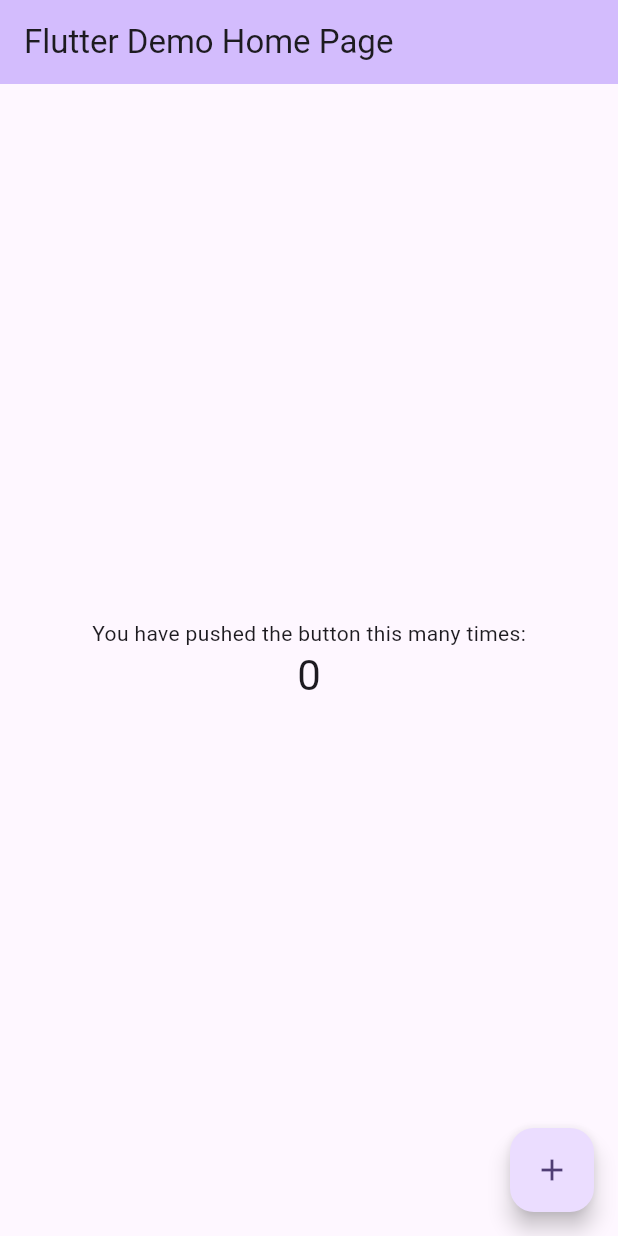
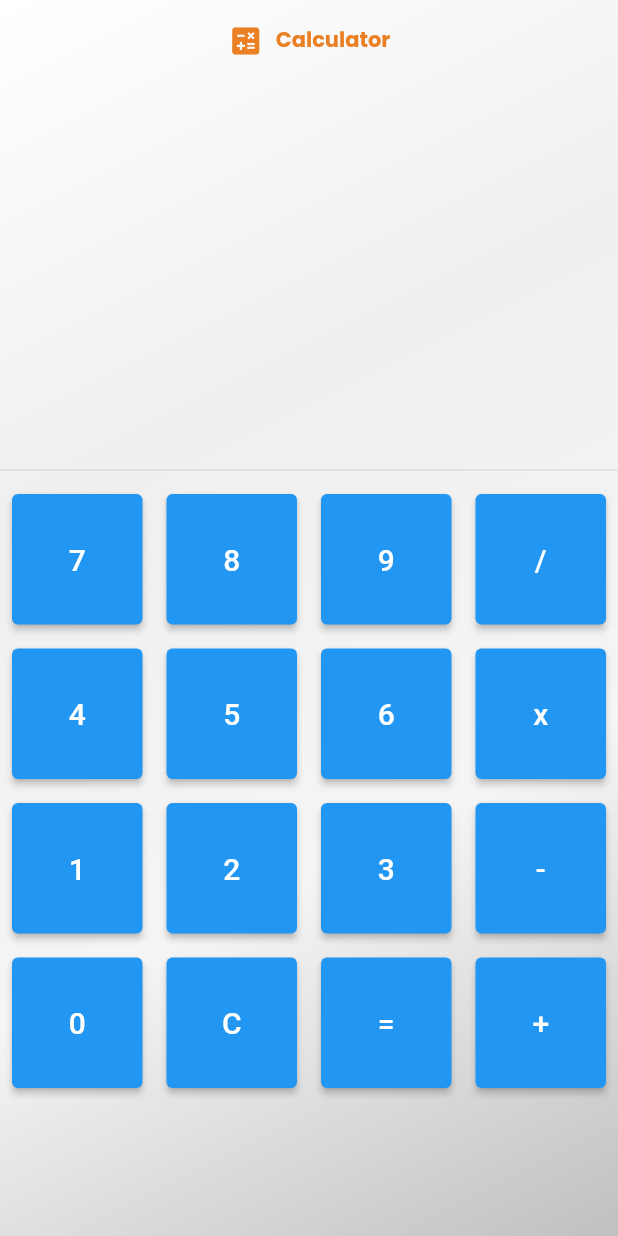
Before and after one commit to josephtossi/calculator, a Flutter app: the screen it shows after launch, on a phone screen of 412 x 824 dp. Run offline on Flutter 3.47's test engine with Material 2 defaults, Android fonts, the phone set to English and light mode, and no system bars; our stand-ins replace flutter_riverpod, google_fonts, math_expressions.

Commit message:
feat: calculator

```diff
--- a/lib/main.dart
+++ b/lib/main.dart
@@ -1,125 +1,5 @@
+import 'package:calculator/src/view/pages/calculator.dart';
 import 'package:flutter/material.dart';
+import 'package:flutter_riverpod/flutter_riverpod.dart';
 
-void main() {
-  runApp(const MyApp());
-}
-
-class MyApp extends StatelessWidget {
-  const MyApp({super.key});
-
-  // This widget is the root of your application.
-  @override
-  Widget build(BuildContext context) {
-    return MaterialApp(
-      title: 'Flutter Demo',
-      theme: ThemeData(
-        // This is the theme of your application.
-        //
-        // TRY THIS: Try running your application with "flutter run". You'll see
-        // the application has a blue toolbar. Then, without quitting the app,
-        // try changing the seedColor in the colorScheme below to Colors.green
-        // and then invoke "hot reload" (save your changes or press the "hot
-        // reload" button in a Flutter-supported IDE, or press "r" if you used
-        // the command line to start the app).
-        //
-        // Notice that the counter didn't reset back to zero; the application
-        // state is not lost during the reload. To reset the state, use hot
-        // restart instead.
-        //
-        // This works for code too, not just values: Most code changes can be
-        // tested with just a hot reload.
-        colorScheme: ColorScheme.fromSeed(seedColor: Colors.deepPurple),
-        useMaterial3: true,
-      ),
-      home: const MyHomePage(title: 'Flutter Demo Home Page'),
-    );
-  }
-}
-
-class MyHomePage extends StatefulWidget {
-  const MyHomePage({super.key, required this.title});
-
-  // This widget is the home page of your application. It is stateful, meaning
-  // that it has a State object (defined below) that contains fields that affect
-  // how it looks.
-
-  // This class is the configuration for the state. It holds the values (in this
-  // case the title) provided by the parent (in this case the App widget) and
-  // used by the build method of the State. Fields in a Widget subclass are
-  // always marked "final".
-
-  final String title;
-
-  @override
-  State<MyHomePage> createState() => _MyHomePageState();
-}
-
-class _MyHomePageState extends State<MyHomePage> {
-  int _counter = 0;
-
-  void _incrementCounter() {
-    setState(() {
-      // This call to setState tells the Flutter framework that something has
-      // changed in this State, which causes it to rerun the build method below
-      // so that the display can reflect the updated values. If we changed
-      // _counter without calling setState(), then the build method would not be
-      // called again, and so nothing would appear to happen.
-      _counter++;
-    });
-  }
-
-  @override
-  Widget build(BuildContext context) {
-    // This method is rerun every time setState is called, for instance as done
-    // by the _incrementCounter method above.
-    //
-    // The Flutter framework has been optimized to make rerunning build methods
-    // fast, so that you can just rebuild anything that needs updating rather
-    // than having to individually change instances of widgets.
-    return Scaffold(
-      appBar: AppBar(
-        // TRY THIS: Try changing the color here to a specific color (to
-        // Colors.amber, perhaps?) and trigger a hot reload to see the AppBar
-        // change color while the other colors stay the same.
-        backgroundColor: Theme.of(context).colorScheme.inversePrimary,
-        // Here we take the value from the MyHomePage object that was created by
-        // the App.build method, and use it to set our appbar title.
-        title: Text(widget.title),
-      ),
-      body: Center(
-        // Center is a layout widget. It takes a single child and positions it
-        // in the middle of the parent.
-        child: Column(
-          // Column is also a layout widget. It takes a list of children and
-          // arranges them vertically. By default, it sizes itself to fit its
-          // children horizontally, and tries to be as tall as its parent.
-          //
-          // Column has various properties to control how it sizes itself and
-          // how it positions its children. Here we use mainAxisAlignment to
-          // center the children vertically; the main axis here is the vertical
-          // axis because Columns are vertical (the cross axis would be
-          // horizontal).
-          //
-          // TRY THIS: Invoke "debug painting" (choose the "Toggle Debug Paint"
-          // action in the IDE, or press "p" in the console), to see the
-          // wireframe for each widget.
-          mainAxisAlignment: MainAxisAlignment.center,
-          children: <Widget>[
-            const Text(
-              'You have pushed the button this many times:',
-            ),
-            Text(
-              '$_counter',
-              style: Theme.of(context).textTheme.headlineMedium,
-            ),
-          ],
-        ),
-      ),
-      floatingActionButton: FloatingActionButton(
-        onPressed: _incrementCounter,
-        tooltip: 'Increment',
-        child: const Icon(Icons.add),
-      ), // This trailing comma makes auto-formatting nicer for build methods.
-    );
-  }
-}
+void main() => runApp(const ProviderScope(child: Calculator()));
--- /dev/null
+++ b/lib/src/view/pages/calculator.dart
@@ -0,0 +1,77 @@
+import 'package:calculator/src/theme/constants.dart';
+import 'package:calculator/src/view/widgets/calculator_button.dart';
+import 'package:calculator/src/view/widgets/logo.dart';
+import 'package:calculator/src/viewmodel/app_viewmodel/provider/app_provider.dart';
+import 'package:flutter/material.dart';
+import 'package:flutter/scheduler.dart';
+import 'package:flutter_riverpod/flutter_riverpod.dart';
+
+class Calculator extends ConsumerStatefulWidget {
+  const Calculator({super.key});
+
+  @override
+  _CalculatorState createState() => _CalculatorState();
+}
+
+class _CalculatorState extends ConsumerState<Calculator> {
+  @override
+  void initState() {
+    super.initState();
+    SchedulerBinding.instance.addPostFrameCallback((_) {});
+  }
+
+  @override
+  Widget build(BuildContext context) {
+    return SafeArea(
+      child: Material(
+        child: Directionality(
+          textDirection: TextDirection.ltr,
+          child: Container(
+            decoration: BoxDecoration(gradient: Constant.splashBackground),
+            child: Center(
+              child: Column(
+                crossAxisAlignment: CrossAxisAlignment.center,
+                mainAxisAlignment: MainAxisAlignment.start,
+                children: [
+                  const SizedBox(child: Logo()),
+                  Expanded(
+                    child: Container(
+                      padding: const EdgeInsets.all(16.0),
+                      alignment: Alignment.bottomRight,
+                      child: Text(
+                        ref.watch(appProvider).expression +
+                            '\n' +
+                            ref.watch(appProvider).result,
+                        style: const TextStyle(fontSize: 24),
+                      ),
+                    ),
+                  ),
+                  const Divider(),
+                  Expanded(
+                    flex: 2,
+                    child: GridView.builder(
+                      gridDelegate:
+                          const SliverGridDelegateWithFixedCrossAxisCount(
+                        crossAxisCount: 4,
+                      ),
+                      itemBuilder: (context, index) {
+                        final buttonText =
+                            ref.read(appProvider).buttonTexts[index];
+                        return CalculatorButton(
+                          text: buttonText,
+                          onPressed: () =>
+                              ref.read(appProvider).onButtonPressed(buttonText),
+                        );
+                      },
+                      itemCount: ref.read(appProvider).buttonTexts.length,
+                    ),
+                  ),
+                ],
+              ),
+            ),
+          ),
+        ),
+      ),
+    );
+  }
+}
--- /dev/null
+++ b/lib/src/view/widgets/calculator_button.dart
@@ -0,0 +1,25 @@
+import 'package:flutter/material.dart';
+
+class CalculatorButton extends StatelessWidget {
+  final String text;
+  final Function onPressed;
+
+  CalculatorButton({required this.text, required this.onPressed});
+
+  @override
+  Widget build(BuildContext context) {
+    return Container(
+      margin: const EdgeInsets.all(8.0),
+      child: ElevatedButton(
+        onPressed: () => onPressed(),
+        style: ElevatedButton.styleFrom(
+          padding: const EdgeInsets.all(20.0),
+        ),
+        child: Text(
+          text,
+          style: const TextStyle(fontSize: 20),
+        ),
+      ),
+    );
+  }
+}
--- a/lib/src/view/widgets/logo.dart
+++ b/lib/src/view/widgets/logo.dart
@@ -1,28 +1,31 @@
-import 'package:flutter/cupertino.dart';
-import 'package:google_fonts/google_fonts.dart';
+import 'package:calculator/src/theme/constants.dart';
+import 'package:flutter/material.dart';
 
 class Logo extends StatelessWidget {
   const Logo({super.key});
 
   @override
   Widget build(BuildContext context) {
-    return Row(
+    return Padding(
+      padding: const EdgeInsets.all(15.0),
+      child: Row(
         crossAxisAlignment: CrossAxisAlignment.center,
         mainAxisAlignment: MainAxisAlignment.center,
         children: [
-        Image.asset('lib/assets/logo_small.png'),
+          Icon(
+            Icons.calculate,
+            color: Constant.mainTextColor,
+          ),
           Padding(
             padding: const EdgeInsets.only(left: 8.0),
             child: Text(
-            'FRIDGE FUSION',
+              'Calculator',
               textAlign: TextAlign.center,
-            style: GoogleFonts.poppins(
-                fontWeight: FontWeight.bold,
-                fontSize: MediaQuery.of(context).size.width * .033,
-                color: const Color(0xffea7f24)),
+              style: Constant.textStyle,
             ),
           ),
         ],
+      ),
     );
   }
 }
--- a/pubspec.yaml
+++ b/pubspec.yaml
@@ -33,6 +33,7 @@ dependencies:
   flutter_riverpod: ^2.3.6
   cupertino_icons: ^1.0.2
   google_fonts: ^4.0.4
+  math_expressions: ^2.0.4
 
 dev_dependencies:
   flutter_test:
```
Also changed, not shown: lib/src/theme/constants.dart (+6 -34 lines), lib/src/view/pages/spash_screen.dart (deleted, +0 -41 lines), lib/src/view/widgets/feed_scroll_physics.dart (deleted, +0 -18 lines), lib/src/view/widgets/spinner_loader.dart (+7 -2 lines), lib/src/viewmodel/app_viewmodel/app_viewmodal.dart (+48 -125 lines), project_sample_image/Simulator Screenshot - iPhone 14 Pro Max - 2024-01-31 at 17.24.07.png (added), pubspec.lock, 3 other files. Lines whose indentation alone changed are shown as unchanged.
